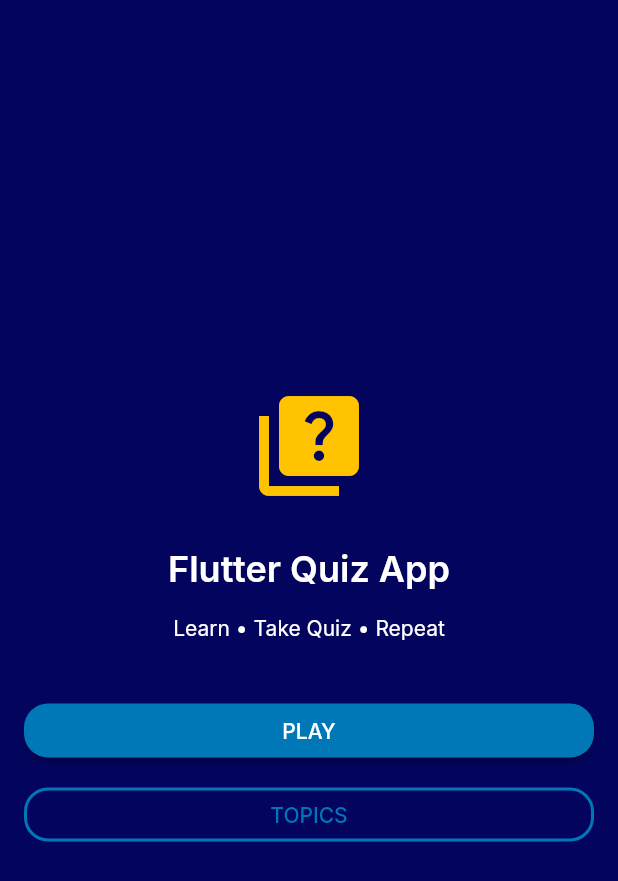
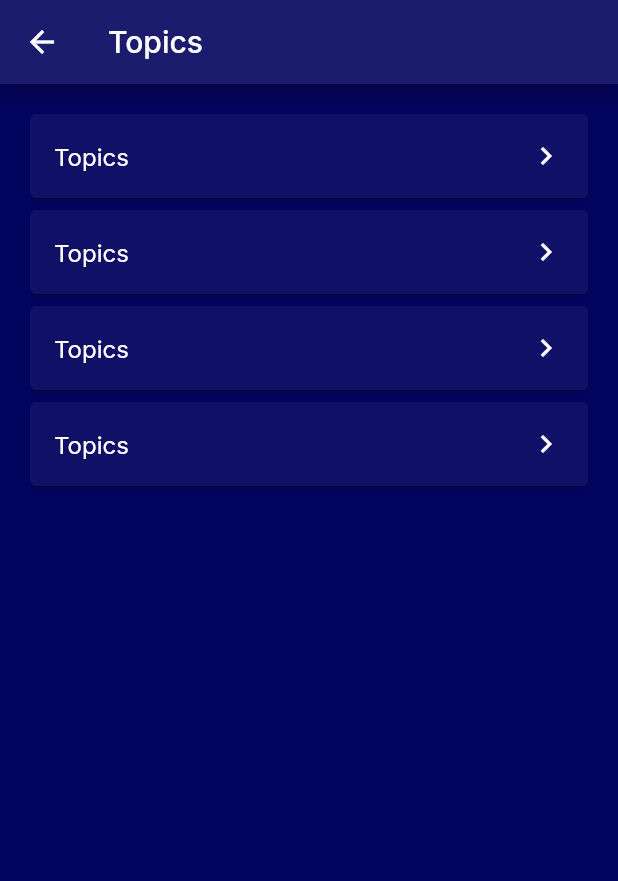
Before and after one commit to LittleFireflies/quizz-app, a Flutter app: the screen it shows after launch, after a tap on "TOPICS", on a phone screen of 412 x 824 dp. Shown: the top 881 px of the screen. Run offline on Flutter 3.47's test engine with Material 2 defaults, Android fonts, the phone set to English and light mode, and no system bars; our stand-ins replace google_fonts.

Commit message:
create topics page

```diff
--- a/lib/features/home/view/home_page.dart
+++ b/lib/features/home/view/home_page.dart
@@ -1,9 +1,12 @@
 import 'package:flutter/material.dart';
 import 'package:quizz_app/core/shared_widgets/quizz_primary_button.dart';
 import 'package:quizz_app/core/shared_widgets/quizz_secondary_button.dart';
+import 'package:quizz_app/features/topics/view/topics_page.dart';
 import 'package:quizz_app/theme/typography.dart';
 
 class HomePage extends StatelessWidget {
+  static const routeName = 'homePage';
+
   const HomePage({Key? key}) : super(key: key);
 
   @override
@@ -38,7 +41,9 @@ class HomePage extends StatelessWidget {
             ),
             const SizedBox(height: 8),
             QuizzSecondaryButton(
-              onPressed: () {},
+              onPressed: () {
+                Navigator.pushNamed(context, TopicsPage.routeName);
+              },
               label: 'TOPICS',
             ),
           ],
--- /dev/null
+++ b/lib/features/topics/view/topics_page.dart
@@ -0,0 +1,30 @@
+import 'package:flutter/material.dart';
+
+class TopicsPage extends StatelessWidget {
+  static const routeName = 'topicsPage';
+
+  const TopicsPage({Key? key}) : super(key: key);
+
+  @override
+  Widget build(BuildContext context) {
+    return Scaffold(
+      appBar: AppBar(
+        title: const Text('Topics'),
+      ),
+      body: Padding(
+        padding: const EdgeInsets.all(16),
+        child: ListView.builder(
+          itemBuilder: (context, index) {
+            return const Card(
+              child: ListTile(
+                title: Text('Topics'),
+                trailing: Icon(Icons.chevron_right),
+              ),
+            );
+          },
+          itemCount: 4,
+        ),
+      ),
+    );
+  }
+}
--- a/lib/main.dart
+++ b/lib/main.dart
@@ -1,5 +1,6 @@
 import 'package:flutter/material.dart';
 import 'package:quizz_app/features/home/view/home_page.dart';
+import 'package:quizz_app/features/topics/view/topics_page.dart';
 import 'package:quizz_app/theme/theme.dart';
 
 void main() {
@@ -12,9 +13,25 @@ class MyApp extends StatelessWidget {
   @override
   Widget build(BuildContext context) {
     return MaterialApp(
-      title: 'Flutter Demo',
+      title: 'Quizz App',
       theme: QuizzAppTheme.mainTheme(),
-      home: const HomePage(),
+      initialRoute: HomePage.routeName,
+      onGenerateRoute: (RouteSettings settings) {
+        switch (settings.name) {
+          case HomePage.routeName:
+            return MaterialPageRoute(builder: (context) => const HomePage());
+          case TopicsPage.routeName:
+            return MaterialPageRoute(builder: (context) => const TopicsPage());
+          default:
+            return MaterialPageRoute(builder: (_) {
+              return const Scaffold(
+                body: Center(
+                  child: Text('Page not found :('),
+                ),
+              );
+            });
+        }
+      },
     );
   }
 }
```
